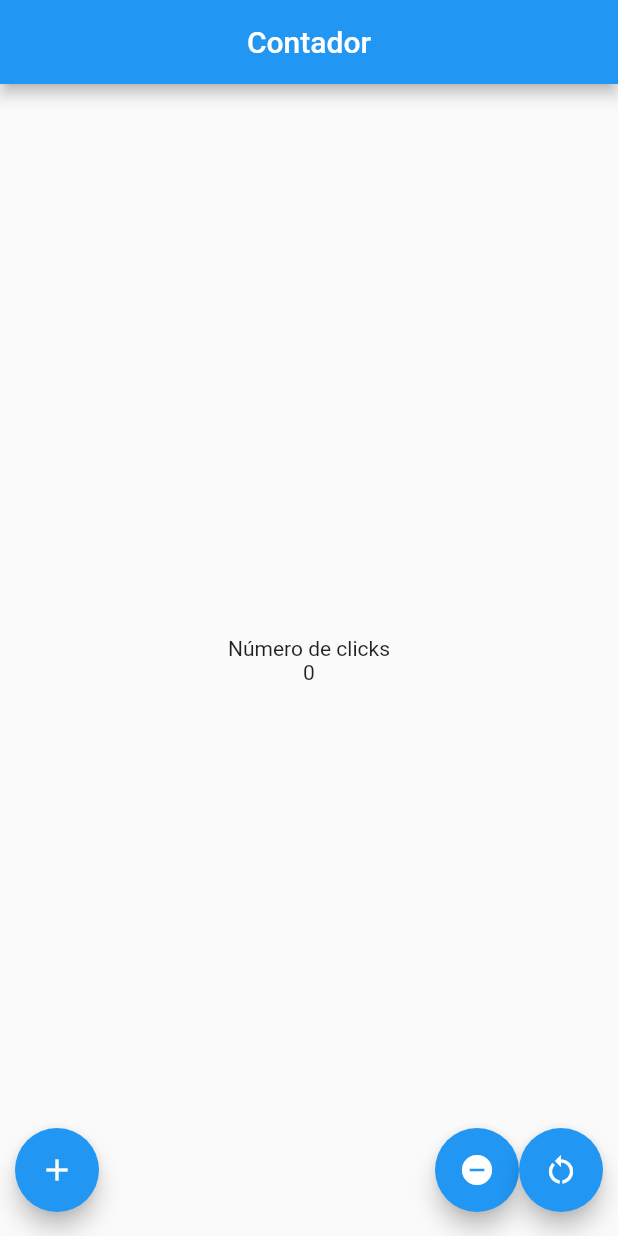
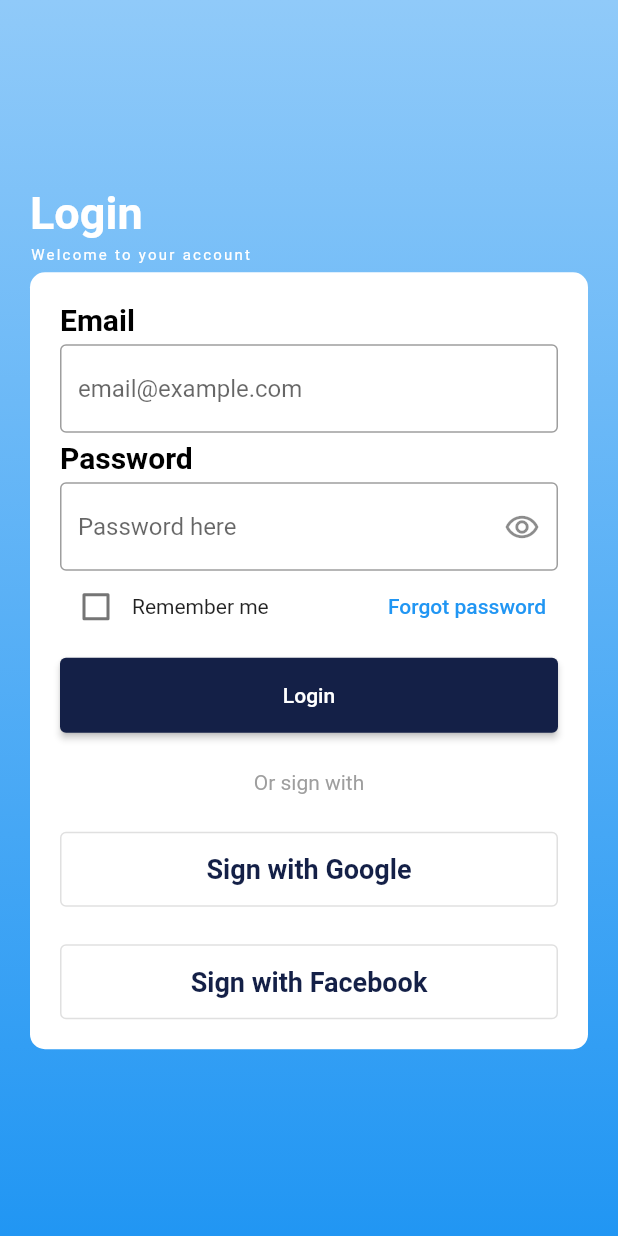
Before and after one commit to DavidC-137/contador, a Flutter app: the screen it shows after launch, on a phone screen of 412 x 824 dp. Run offline on Flutter 3.47's test engine with Material 2 defaults, Android fonts, the phone set to English and light mode, and no system bars.

Commit message:
Add login page

```diff
--- a/lib/main.dart
+++ b/lib/main.dart
@@ -1,4 +1,5 @@
 import 'package:contador2/pages/home_page.dart';
+import 'package:contador2/pages/login_page.dart';
 import 'package:flutter/material.dart';
 
 void main() => runApp(const MyApp());
@@ -11,8 +12,9 @@ class MyApp extends StatelessWidget {
   @override
   Widget build(BuildContext context) {
     return const MaterialApp(
+      debugShowCheckedModeBanner: false,
       title: 'Material App',
-      home: HomePage(),
+      home: LoginPage(),
     );
   }
 }
--- /dev/null
+++ b/lib/pages/login_page.dart
@@ -0,0 +1,261 @@
+import 'package:flutter/material.dart';
+
+class LoginPage extends StatefulWidget {
+  const LoginPage({super.key});
+
+  @override
+  State<LoginPage> createState() => _LoginPageState();
+}
+
+class _LoginPageState extends State<LoginPage> {
+  @override
+  Widget build(BuildContext context) {
+    return Scaffold(
+      body: Stack(
+        children: const <Widget> [
+          Fondo(),
+          Contenido()
+        ],
+      ),
+    );
+  }
+}
+
+
+//Fondo
+class Fondo extends StatelessWidget {
+  const Fondo({super.key});
+
+  @override
+  Widget build(BuildContext context) {
+    return Container(
+      decoration: BoxDecoration(
+        gradient: LinearGradient(colors: [
+          Colors.blue.shade200,
+          Colors.blue
+        ],
+        begin: Alignment.topCenter,
+        end: Alignment.bottomCenter
+        )
+      ),
+    );
+  }
+}
+
+
+//Contenido
+class Contenido extends StatefulWidget {
+  const Contenido({super.key});
+
+  @override
+  State<Contenido> createState() => _ContenidoState();
+}
+
+class _ContenidoState extends State<Contenido> {
+  @override
+  Widget build(BuildContext context) {
+    return Padding(
+      padding: const EdgeInsets.symmetric(horizontal: 20),
+      child: Column(
+        mainAxisAlignment: MainAxisAlignment.center,
+        crossAxisAlignment: CrossAxisAlignment.start,
+        children: const <Widget>[
+          Text('Login',
+            style: TextStyle(
+              color: Colors.white,
+              fontSize: 30,
+              fontWeight: FontWeight.bold
+            ),
+          ),
+          SizedBox(height: 5,),
+          Text('Welcome to your account',
+            style: TextStyle(
+                color: Colors.white,
+                fontSize: 10,
+                letterSpacing: 1.5
+          )),
+          SizedBox(height: 5,),
+          Datos(),
+        ],
+      ),
+    );
+  }
+}
+
+class Datos extends StatefulWidget {
+  const Datos({super.key});
+
+  @override
+  State<Datos> createState() => _DatosState();
+}
+
+class _DatosState extends State<Datos> {
+
+  bool obs = true;
+
+  @override
+  Widget build(BuildContext context) {
+    return Container(
+      padding: const EdgeInsets.all(20),
+      decoration: BoxDecoration(
+        borderRadius: BorderRadius.circular(10),
+        color: Colors.white
+      ),
+      child: Column(
+        crossAxisAlignment: CrossAxisAlignment.start,
+        children: [
+           const Text('Email',
+            style: TextStyle(
+              color: Colors.black,
+              fontSize: 20,
+              fontWeight: FontWeight.bold
+            )
+          ),
+          const SizedBox(height: 5),
+          TextFormField(
+            keyboardType: TextInputType.emailAddress,
+            decoration: const InputDecoration(
+              border: OutlineInputBorder(),
+              hintText: 'email@example.com'
+            ),
+          ),
+          const SizedBox(height: 5),
+          const Text('Password',
+            style: TextStyle(
+              color: Colors.black,
+              fontSize: 20,
+              fontWeight: FontWeight.bold
+            )),
+          const SizedBox(height: 5,),
+          TextFormField(
+            obscureText: obs,
+            decoration: InputDecoration(
+              border: const OutlineInputBorder(),
+              hintText: 'Password here',
+              suffixIcon: IconButton(
+                icon: const Icon(Icons.remove_red_eye_outlined),
+                  onPressed: () {
+                    setState(() {
+                      obs == true ? obs=false : obs=true;
+                    });
+                  },
+                )
+            ),
+          ),
+          const SizedBox(),
+          Remember(),
+          const SizedBox(),
+          Botones()
+        ],
+      ),
+    );
+  }
+}
+
+
+//REMEMBER
+class Remember extends StatefulWidget {
+  const Remember({super.key});
+
+  @override
+  State<Remember> createState() => _RememberState();
+}
+
+class _RememberState extends State<Remember> {
+
+  bool valor = false;
+
+  @override
+  Widget build(BuildContext context) {
+    return Row(
+      children: [
+        Checkbox(
+          value: valor,
+          onChanged: (value){
+            setState(() {
+              valor == false ? valor = true : valor = false;
+            });
+          }
+          ),
+        const Text('Remember me'),
+        const Spacer(),
+        TextButton(onPressed: () {},
+        child: const Text('Forgot password')
+        )
+      ],
+    );
+  }
+}
+
+
+
+
+
+//BOTONES
+class Botones extends StatelessWidget {
+  const Botones({super.key});
+
+  @override
+  Widget build(BuildContext context) {
+    return Column(
+      children: [
+        const SizedBox(height: 10),
+        Container(
+          width: double.infinity,
+          height: 50,
+          child: ElevatedButton(
+            onPressed: () {},
+            style: ButtonStyle(
+              backgroundColor: MaterialStateProperty.all(const Color(0xff142047)),
+            ),
+            child: const Text(
+              'Login',
+              style: TextStyle(
+                color: Colors.white,
+              ),
+            ),
+          ),
+        ),
+        const SizedBox(height: 25, width: double.infinity,),
+        const Text(
+          'Or sign with',
+          style: TextStyle(
+            color: Colors.grey
+          ),
+          ),
+        const SizedBox(height: 25, width: double.infinity,),
+        Container(
+          width: double.infinity,
+          height: 50,
+          child: OutlinedButton(
+            onPressed: () {},
+            child: const Text(
+              'Sign with Google',
+              style: TextStyle(
+                color: Color(0xff142047),
+                fontWeight: FontWeight.bold,
+                fontSize: 18
+              ),
+            ),
+          ),
+        ),
+        const SizedBox(height: 25, width: double.infinity,),
+        Container(
+          width: double.infinity,
+          height: 50,
+          child: OutlinedButton(
+            onPressed: () {},
+            child: const Text(
+              'Sign with Facebook',
+              style: TextStyle(
+                color: Color(0xff142047),
+                fontWeight: FontWeight.bold,
+                fontSize: 18
+              ),
+            ),
+          ),
+        )
+      ],
+    );
+  }
+}
--- a/pubspec.yaml
+++ b/pubspec.yaml
@@ -28,6 +28,7 @@ environment:
 # the latest version available on pub.dev. To see which dependencies have newer
 # versions available, run `flutter pub outdated`.
 dependencies:
+  flutter_blurhash: ^0.7.0
   flutter:
     sdk: flutter
 
```
Also changed, not shown: pubspec.lock.
